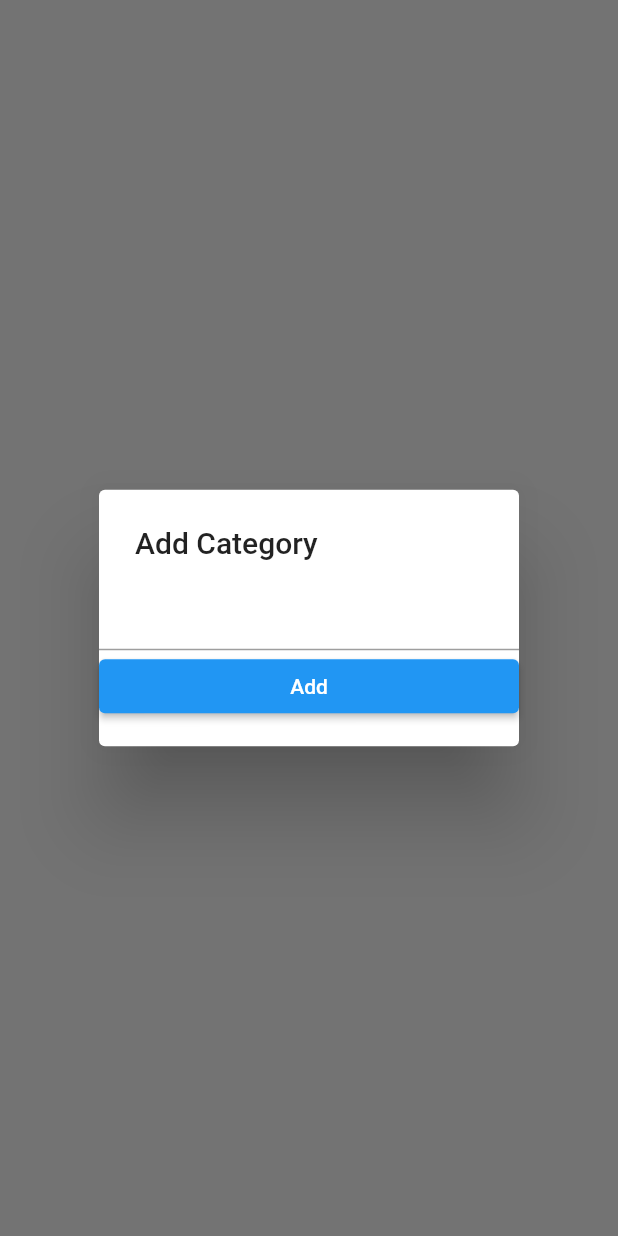
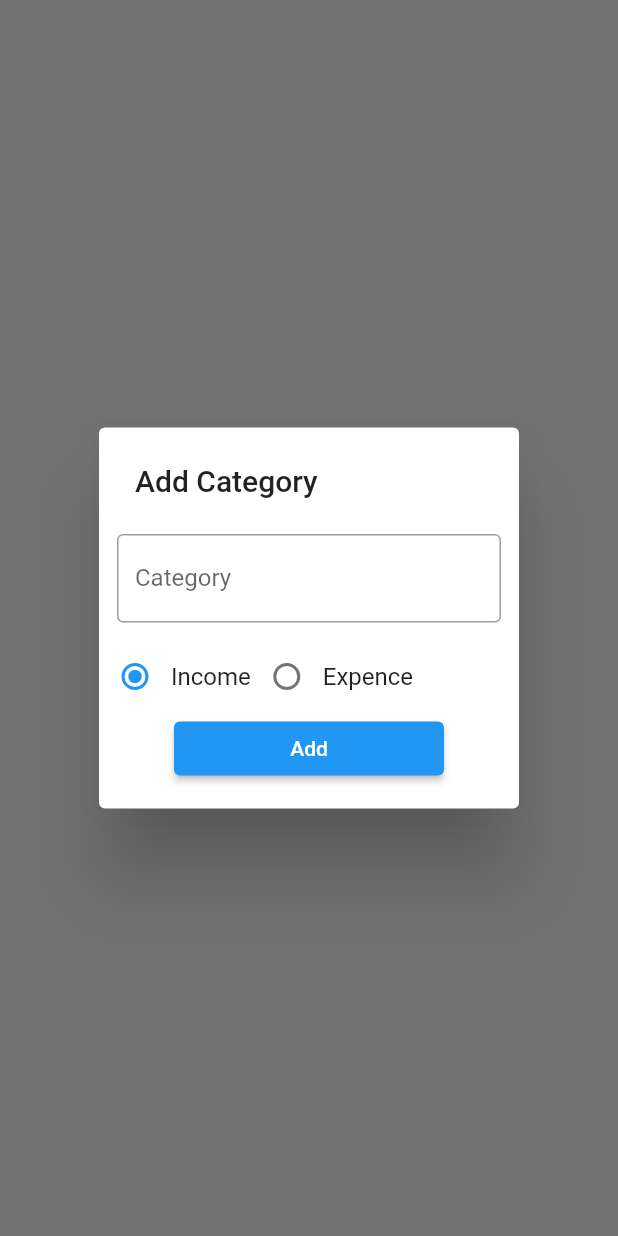
Before and after one commit to jishad-bin-yousaf/Personal-Money-Management-App, a Flutter app: what showCategoryAddPopup() shows on an empty page, opened directly, on a phone screen of 412 x 824 dp. Run offline on Flutter 3.47's test engine with Material 2 defaults, Android fonts, the phone set to English and light mode, and no system bars; our stand-ins replace hive, hive_flutter; accounts and stored records are empty.

Commit message:
Radio Button added in category pop-up screen

```diff
--- a/lib/Screens/category/category_add_popup.dart
+++ b/lib/Screens/category/category_add_popup.dart
@@ -1,4 +1,5 @@
 import 'package:flutter/material.dart';
+import 'package:sample/Models/Category/category_model.dart';
 
 Future<void> showCategoryAddPopup(BuildContext context) async {
   showDialog(
@@ -7,12 +8,67 @@ Future<void> showCategoryAddPopup(BuildContext context) async {
       return SimpleDialog(
         title: const Text("Add Category"),
         children: [
-            TextFormField(),
-            ElevatedButton(
+          Padding(
+            padding: const EdgeInsets.all(12.0),
+            child: TextFormField(
+              decoration: const InputDecoration(
+                border: OutlineInputBorder(
+                  gapPadding: 10,
+                ),
+                label: Text("Category"),
+              ),
+            ),
+          ),
+          Row(
+            children: const [
+              RadioButton(
+                  title: "Income",
+                  type: CategoryType.income,
+                  selectedCategoryType: CategoryType.income),
+              RadioButton(
+                  title: "Expence",
+                  type: CategoryType.expense,
+                  selectedCategoryType: CategoryType.income),
+            ],
+          ),
+          Padding(
+            padding: const EdgeInsets.symmetric(horizontal: 50.0),
+            child: ElevatedButton(
               onPressed: () {},
               child: Text("Add"),
             ),
+          ),
         ],
       );
+    },
+  );
+}
+
+class RadioButton extends StatelessWidget {
+  final String title;
+  final CategoryType type;
+  final CategoryType selectedCategoryType;
+
+  const RadioButton({
+    super.key,
+    required this.title,
+    required this.type,
+    required this.selectedCategoryType,
   });
+
+  @override
+  Widget build(BuildContext context) {
+    return Row(
+      children: [
+        Radio<CategoryType>(
+          value: type,
+          groupValue: CategoryType.income,
+          onChanged: (value) {
+            value = type;
+          },
+        ),
+        Text(title)
+      ],
+    );
   }
+}
```
Also changed, not shown: pubspec.lock, 3 other files. Lines whose indentation alone changed are shown as unchanged.
